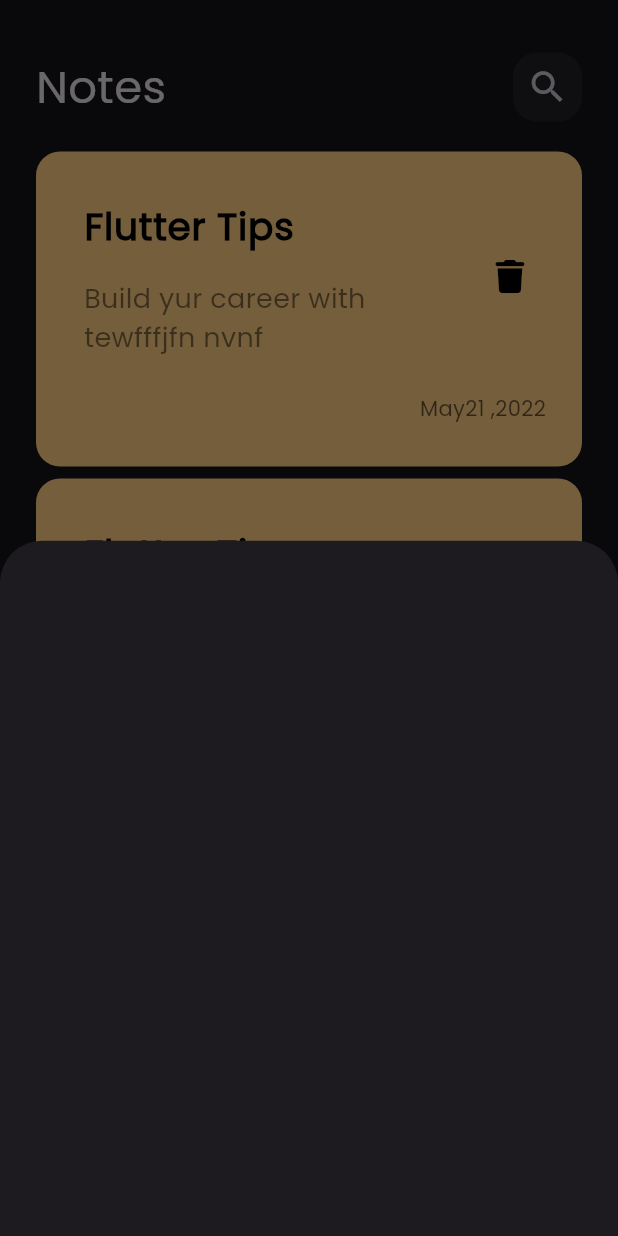
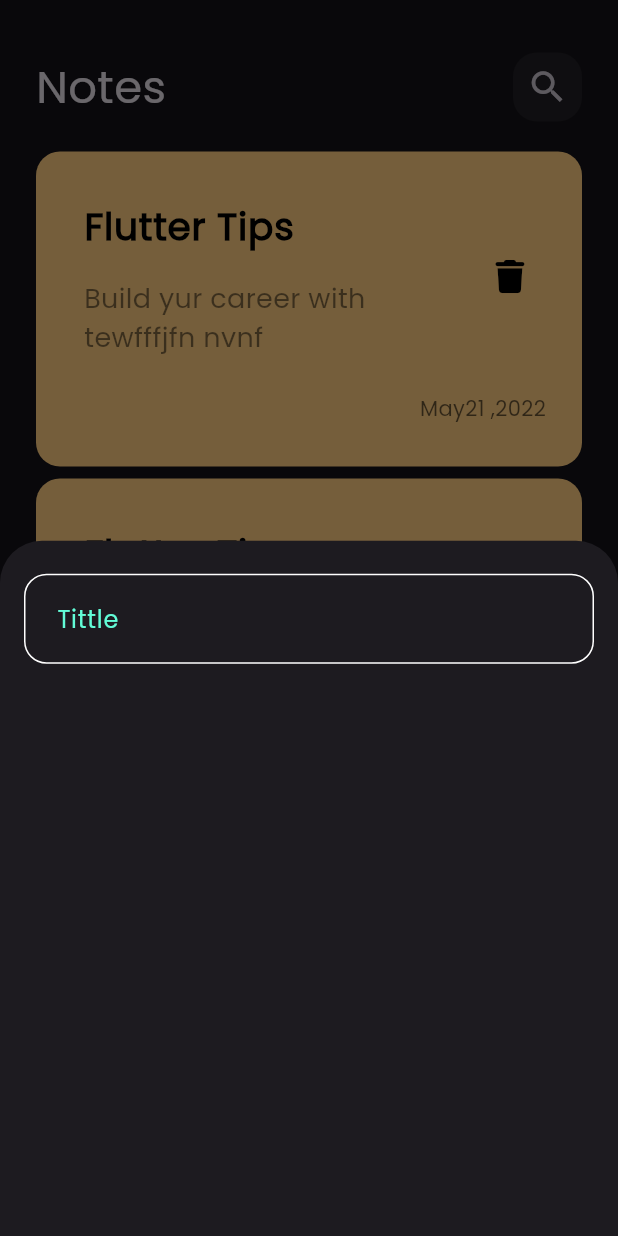
Before and after one commit to Ezzat1444/notes_app, a Flutter app: the screen it shows after launch, after a tap on the "add" icon, on a phone screen of 412 x 824 dp. Run offline on Flutter 3.47's test engine with Material 3 defaults, Android fonts, the phone set to English and light mode, and no system bars; our stand-ins replace font_awesome_flutter.

Commit message:
create custom text field

```diff
--- /dev/null
+++ b/lib/constants.dart
@@ -0,0 +1,3 @@
+import 'package:flutter/material.dart';
+
+const kPrimaryColor = Color(0xff62FCD7);
--- a/lib/views/notes_view.dart
+++ b/lib/views/notes_view.dart
@@ -1,4 +1,5 @@
 import 'package:flutter/material.dart';
+import 'package:notes_app/constants.dart';
 import 'package:notes_app/views/widgets/add_note_button_sheet.dart';
 import 'package:notes_app/views/widgets/notesview_body.dart';
 
@@ -16,7 +17,7 @@ class NotesView extends StatelessWidget {
                 return const AddNoteBottomSheet();
               });
         },
-        backgroundColor: const Color.fromARGB(255, 35, 209, 232),
+        backgroundColor: kPrimaryColor,
         shape: CircleBorder(),
         child: const Icon(
           Icons.add,
--- a/lib/views/widgets/add_note_button_sheet.dart
+++ b/lib/views/widgets/add_note_button_sheet.dart
@@ -1,10 +1,17 @@
 import 'package:flutter/material.dart';
+import 'package:notes_app/views/widgets/custom_textfield.dart';
 
 class AddNoteBottomSheet extends StatelessWidget {
   const AddNoteBottomSheet({super.key});
 
   @override
   Widget build(BuildContext context) {
-    return Container();
+    return Column(
+      children: [
+        CustomTextfield(
+
+        ),
+      ],
+    );
   }
 }
--- /dev/null
+++ b/lib/views/widgets/custom_textfield.dart
@@ -0,0 +1,29 @@
+import 'package:flutter/material.dart';
+import 'package:notes_app/constants.dart';
+
+class CustomTextfield extends StatelessWidget {
+  const CustomTextfield({super.key});
+
+  @override
+  Widget build(BuildContext context) {
+    return Padding(
+      padding: const EdgeInsets.symmetric(vertical: 22, horizontal: 16),
+      child: TextField(
+        cursorColor: kPrimaryColor,
+        decoration: InputDecoration(
+            contentPadding: EdgeInsets.all(18),
+            border: buildBorder(),
+            enabledBorder: buildBorder(),
+            focusedBorder: buildBorder(kPrimaryColor),
+            hintText: 'Tittle',
+            hintStyle: TextStyle(color: kPrimaryColor,)),
+      ),
+    );
+  }
+
+  OutlineInputBorder buildBorder([color]) {
+    return OutlineInputBorder(
+        borderRadius: BorderRadius.all(Radius.circular(15)),
+        borderSide: BorderSide(color: color ?? Colors.white));
+  }
+}
```
